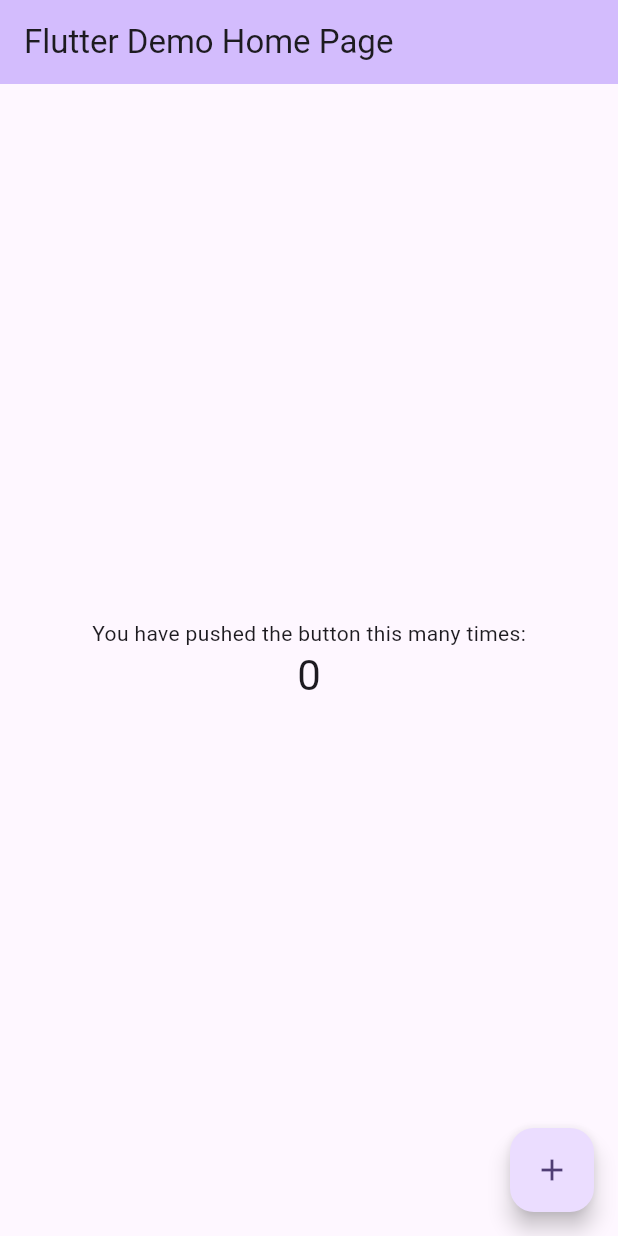
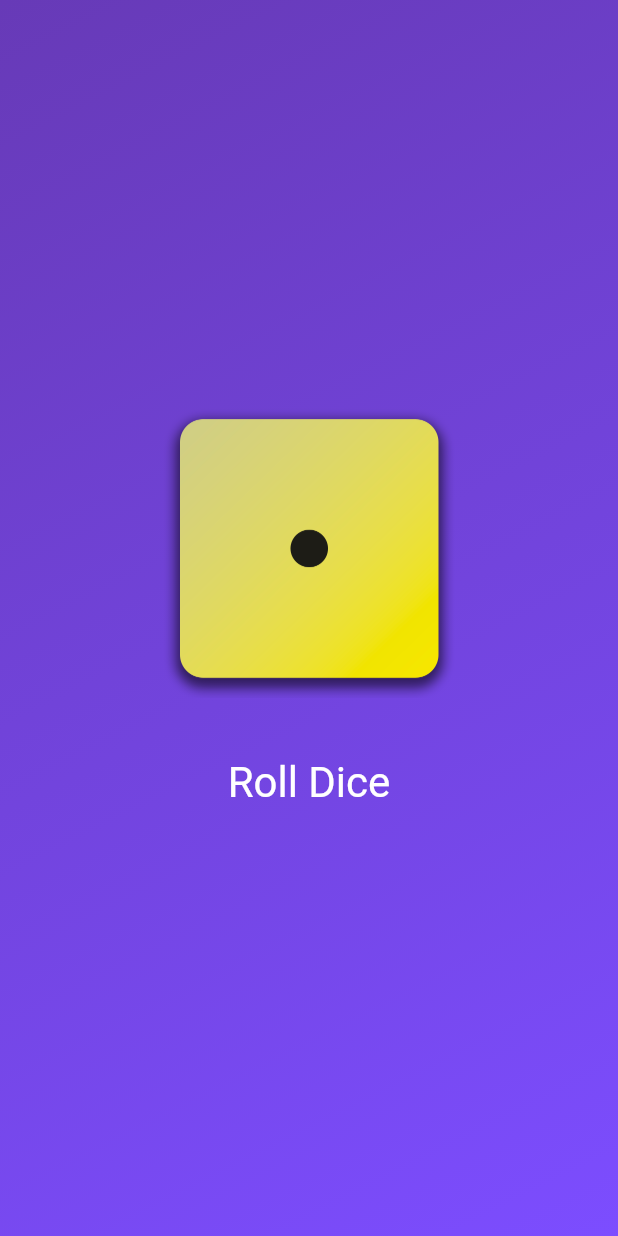
Before and after one commit to pedromaf/flutter-course-projects, a Flutter app: the screen it shows after launch, on a phone screen of 412 x 824 dp. Run offline on Flutter 3.47's test engine with Material 3 defaults, Android fonts, the phone set to English and light mode, and no system bars.

Commit message:
Finishing Dice Roller project.

```diff
--- a/dice_app/lib/main.dart
+++ b/dice_app/lib/main.dart
@@ -1,3 +1,5 @@
+import 'package:dice_app/widgets/dice_roller.dart';
+import 'package:dice_app/widgets/gradient_container.dart';
 import 'package:flutter/material.dart';
 
 void main() {
@@ -10,11 +12,11 @@ class MyApp extends StatelessWidget {
   @override
   Widget build(BuildContext context) {
     return MaterialApp(
-      title: 'Flutter Demo',
+      title: 'Dice Roller',
       theme: ThemeData(
         colorScheme: ColorScheme.fromSeed(seedColor: Colors.deepPurple),
       ),
-      home: const MyHomePage(title: 'Flutter Demo Home Page'),
+      home: const MyHomePage(title: 'Dice Roller'),
     );
   }
 }
@@ -29,38 +31,8 @@ class MyHomePage extends StatefulWidget {
 }
 
 class _MyHomePageState extends State<MyHomePage> {
-  int _counter = 0;
-
-  void _incrementCounter() {
-    setState(() {
-      _counter++;
-    });
-  }
-
   @override
   Widget build(BuildContext context) {
-    return Scaffold(
-      appBar: AppBar(
-        backgroundColor: Theme.of(context).colorScheme.inversePrimary,
-        title: Text(widget.title),
-      ),
-      body: Center(
-        child: Column(
-          mainAxisAlignment: MainAxisAlignment.center,
-          children: <Widget>[
-            const Text('You have pushed the button this many times:'),
-            Text(
-              '$_counter',
-              style: Theme.of(context).textTheme.headlineMedium,
-            ),
-          ],
-        ),
-      ),
-      floatingActionButton: FloatingActionButton(
-        onPressed: _incrementCounter,
-        tooltip: 'Increment',
-        child: const Icon(Icons.add),
-      ),
-    );
+    return Scaffold(body: GradientContainer(child: DiceRoller()));
   }
 }
--- /dev/null
+++ b/dice_app/lib/widgets/dice_roller.dart
@@ -0,0 +1,42 @@
+import 'dart:math';
+
+import 'package:flutter/material.dart';
+
+class DiceRoller extends StatefulWidget {
+  const DiceRoller({super.key});
+
+  @override
+  State<DiceRoller> createState() => _DiceRollerState();
+}
+
+class _DiceRollerState extends State<DiceRoller> {
+  String currentImage = "assets/images/dice-1.png";
+
+  void rollDice() {
+    final random = Random().nextInt(6) + 1;
+
+    setState(() {
+      currentImage = "assets/images/dice-$random.png";
+    });
+  }
+
+  @override
+  Widget build(BuildContext context) {
+    return Column(
+      mainAxisSize: MainAxisSize.min,
+      children: [
+        Image.asset(currentImage, width: 200),
+        const SizedBox(height: 20),
+        TextButton(
+          onPressed: rollDice,
+          style: TextButton.styleFrom(
+            padding: EdgeInsets.all(20),
+            foregroundColor: Colors.white,
+            textStyle: TextStyle(fontSize: 28),
+          ),
+          child: Text("Roll Dice"),
+        ),
+      ],
+    );
+  }
+}
--- /dev/null
+++ b/dice_app/lib/widgets/gradient_container.dart
@@ -0,0 +1,21 @@
+import 'package:flutter/material.dart';
+
+class GradientContainer extends StatelessWidget {
+  const GradientContainer({super.key, this.child});
+
+  final Widget? child;
+
+  @override
+  Widget build(BuildContext context) {
+    return Container(
+      decoration: BoxDecoration(
+        gradient: LinearGradient(
+          begin: Alignment.topLeft,
+          end: Alignment.bottomRight,
+          colors: [Colors.deepPurple, Colors.deepPurpleAccent],
+        ),
+      ),
+      child: Center(child: child),
+    );
+  }
+}
```
Also changed, not shown: dice_app/pubspec.yaml (+7 -3 lines), dice_app/assets/images/dice-1.png (added), dice_app/assets/images/dice-2.png (added), dice_app/assets/images/dice-3.png (added), dice_app/assets/images/dice-4.png (added), dice_app/assets/images/dice-5.png (added), dice_app/assets/images/dice-6.png (added).
